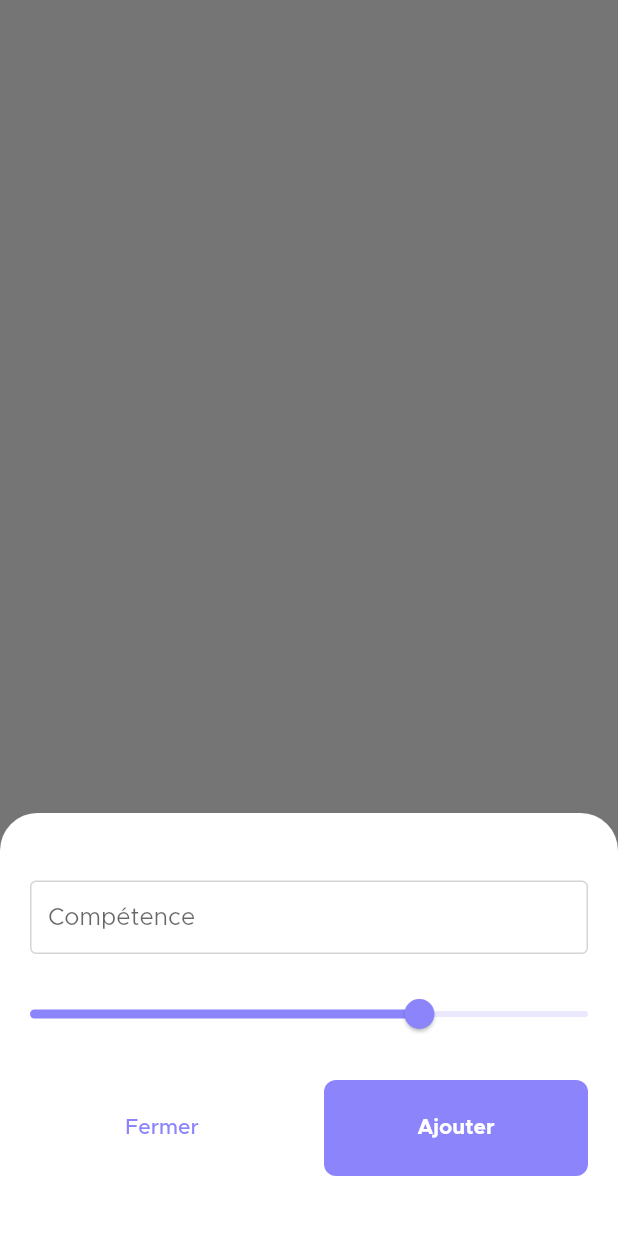
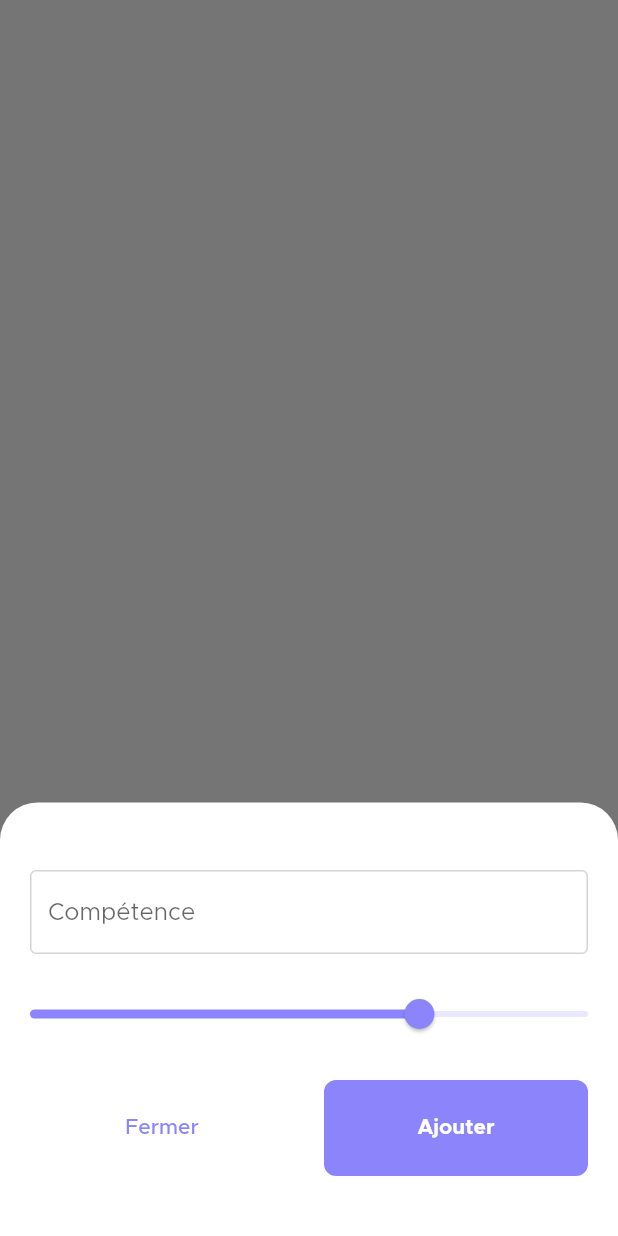
Before and after one commit to corpsyal/cvmakr, a Flutter app: the ListSkills screen opened directly, after a tap on the "add" icon, on a phone screen of 412 x 824 dp. Run offline on Flutter 3.47's test engine with Material 2 defaults, Android fonts, the phone set to English and light mode, and no system bars; our stand-ins replace cloud_functions, firebase_remote_config, firebase_storage, flutter_spinkit, image_picker, reorderables and 1 more; missing offline and left inert: device_id, firebase_admob, firebase_performance; accounts and stored records are empty.

Commit message:
fix: remove height du long value bug in input

```diff
--- a/lib/screens/skills/add_skills.dart
+++ b/lib/screens/skills/add_skills.dart
@@ -44,16 +44,12 @@ Future settingModalBottomSheet(context, Skill skill, {skillMode mode}) =>
                     bottom: MediaQuery.of(context).viewInsets.bottom == 0
                         ? 0
                         : MediaQuery.of(context).viewInsets.bottom / 2),
-                child: Container(
-                  color: Colors.white,
-                  height: 70,
                 child: CustomInput(
                   initialValue: skill.skill,
                   label: "Compétence",
                   onChange: (skillValue) {
                     skill.skill = skillValue;
                   },
-                  ),
                 ),
               ),
               CustomSlider(
```
Lines whose indentation alone changed are shown as unchanged.
